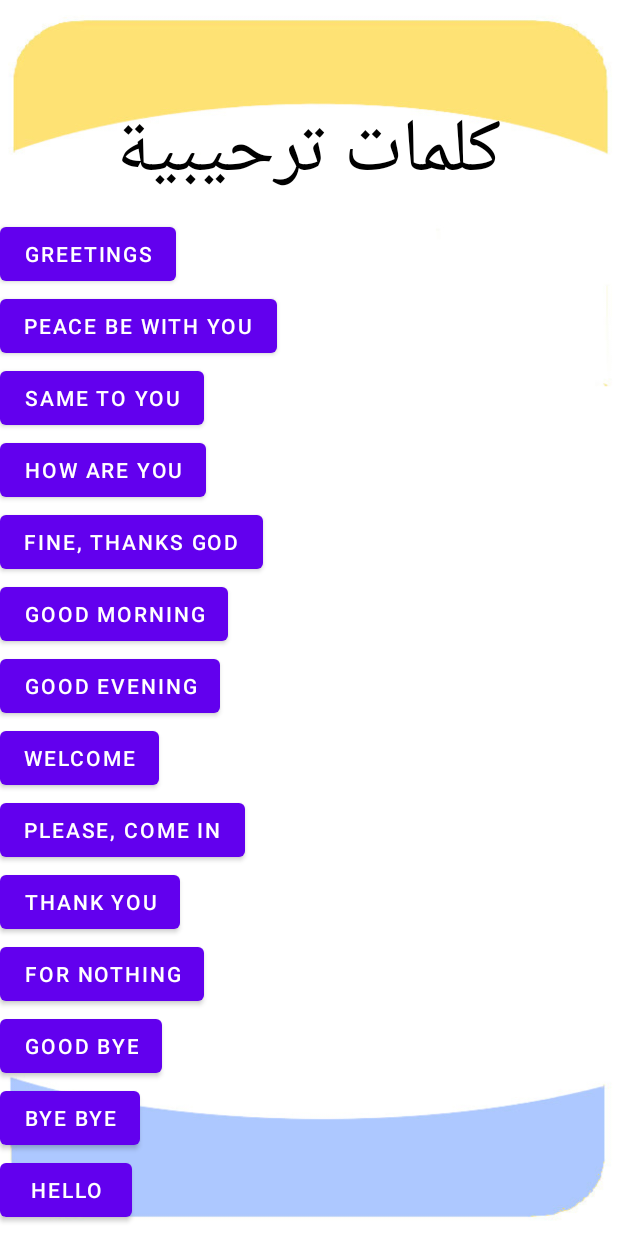
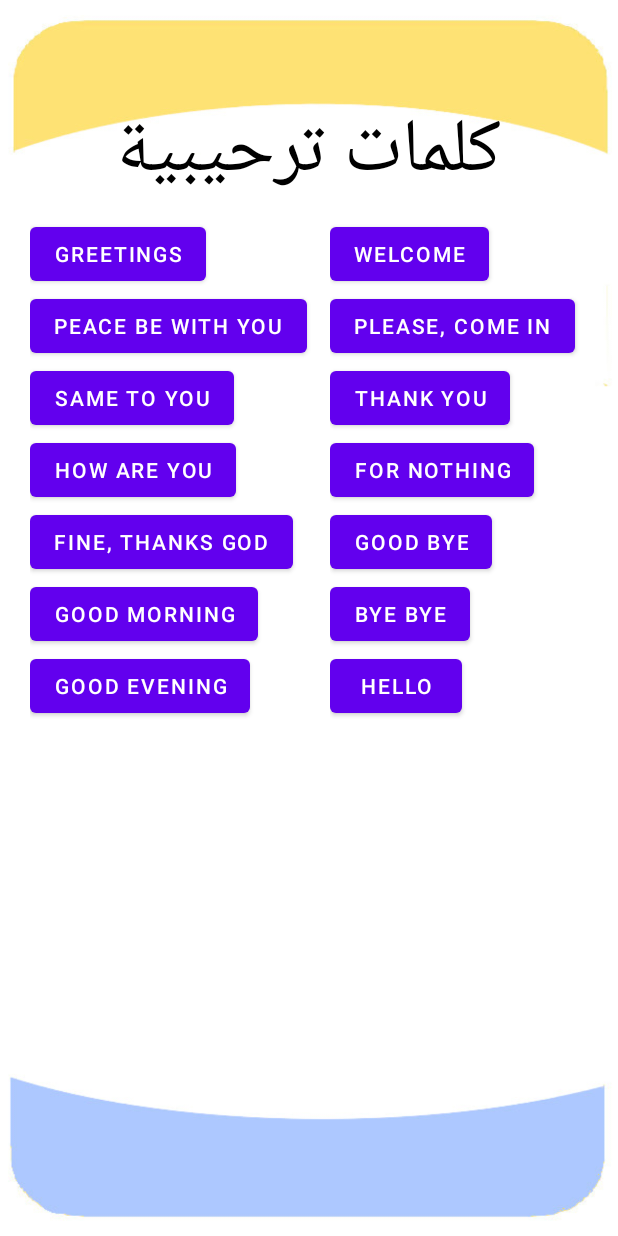
Before and after one commit to MohMajali/Arabi, an Android app: the Words screen opened directly, with no data from a screen before it, on a phone screen of 412 x 824 dp. Run offline under Robolectric (Android 15) with nearby library versions, the phone set to English and light mode, and no system bars; network calls fail.

Commit message:
fixed activity_words.xml

```diff
--- a/app/src/main/res/layout/activity_words.xml
+++ b/app/src/main/res/layout/activity_words.xml
@@ -8,6 +8,7 @@
     android:orientation="vertical"
     android:background="@drawable/alphabetlayout">
 
+
     <TextView
         android:layout_width="wrap_content"
         android:layout_height="wrap_content"
@@ -17,6 +18,16 @@
         android:textColor="@color/black"
         android:layout_marginTop="60dp"
         />
+    <LinearLayout
+        android:layout_width="match_parent"
+        android:layout_height="match_parent"
+        android:orientation="horizontal">
+    <LinearLayout
+        android:layout_marginLeft="20dp"
+        android:layout_width="200dp"
+        android:layout_height="match_parent"
+        android:orientation="vertical">
+
         <Button
             android:layout_width="wrap_content"
             android:layout_height="wrap_content"
@@ -59,6 +70,16 @@
             android:id="@+id/evening"
             android:text="Good Evening"/>
 
+
+
+
+    </LinearLayout>
+
+        <LinearLayout
+            android:layout_width="200dp"
+            android:layout_height="match_parent"
+            android:orientation="vertical">
+
             <Button
                 android:layout_width="wrap_content"
                 android:layout_height="wrap_content"
@@ -100,5 +121,10 @@
                 android:layout_height="wrap_content"
                 android:id="@+id/hello"
                 android:text="Hello"/>
+        </LinearLayout>
 
     </LinearLayout>
+
+
+
+</LinearLayout>
```
Lines whose indentation alone changed are shown as unchanged.
